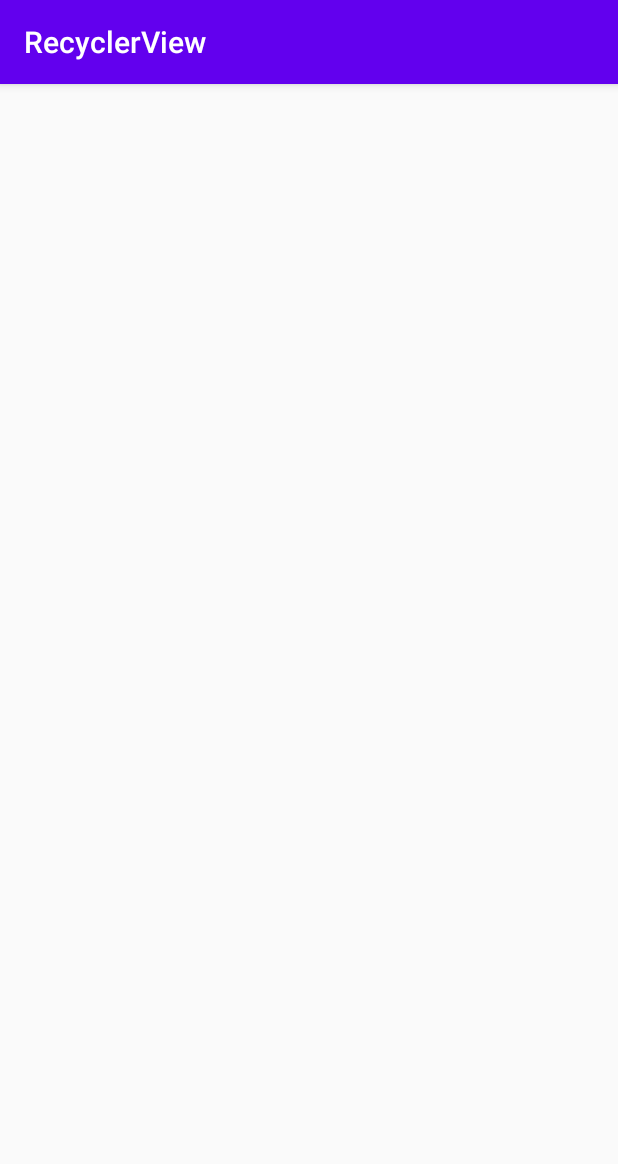
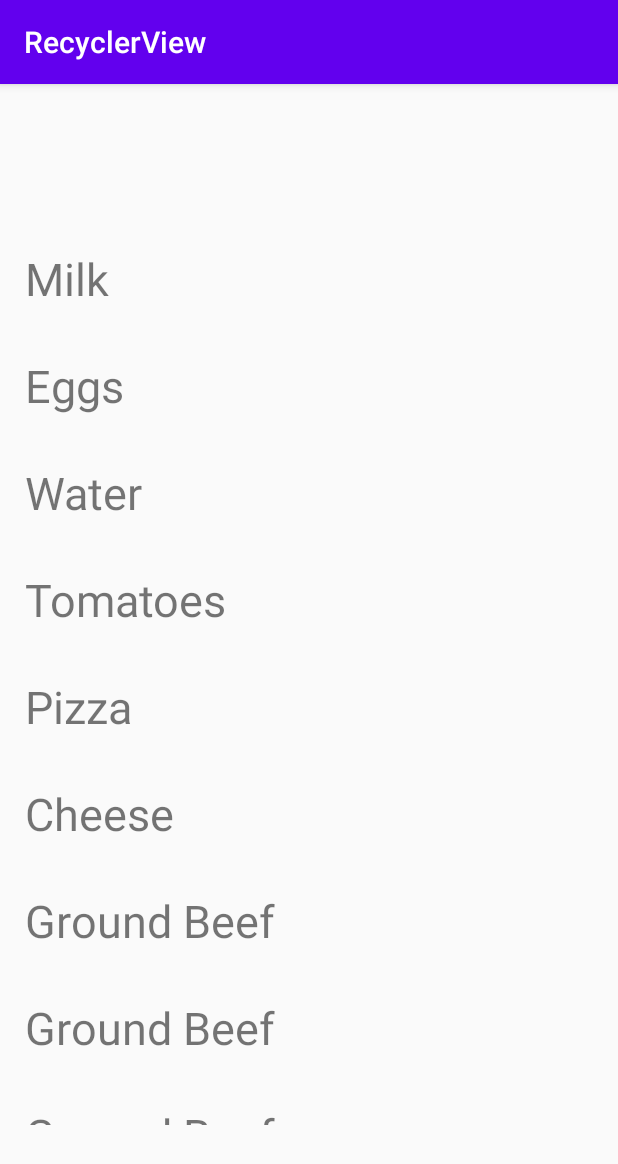
Before and after one commit to glitvak/lab-04, an Android app: the screen it shows after launch (MainActivity), on a phone screen of 412 x 824 dp. Shown: the top 1164 px of the screen. Run offline under Robolectric (Android 15) with nearby library versions, the phone set to English and light mode, and no system bars.

Commit message:
added more data
TODO: add more

```diff
--- a/app/build.gradle
+++ b/app/build.gradle
@@ -30,5 +30,6 @@ dependencies {
     testImplementation 'junit:junit:4.12'
     androidTestImplementation 'androidx.test.ext:junit:1.1.2'
     androidTestImplementation 'androidx.test.espresso:espresso-core:3.3.0'
-
+    implementation 'com.github.bumptech.glide:glide:4.11.0'
+    annotationProcessor 'com.github.bumptech.glide:compiler:4.11.0'
 }
--- a/app/src/main/AndroidManifest.xml
+++ b/app/src/main/AndroidManifest.xml
@@ -1,7 +1,6 @@
 <?xml version="1.0" encoding="utf-8"?>
 <manifest xmlns:android="http://schemas.android.com/apk/res/android"
     package="com.example.lab04">
-
     <application
         android:allowBackup="true"
         android:icon="@mipmap/ic_launcher"
@@ -9,6 +8,7 @@
         android:roundIcon="@mipmap/ic_launcher_round"
         android:supportsRtl="true"
         android:theme="@style/AppTheme">
+        <activity android:name=".MainActivity2" />
         <activity android:name=".MainActivity">
             <intent-filter>
                 <action android:name="android.intent.action.MAIN" />
--- a/app/src/main/java/com/example/lab04/ListAdapter.java
+++ b/app/src/main/java/com/example/lab04/ListAdapter.java
@@ -1,59 +1,76 @@
 package com.example.lab04;
 
 import android.content.Context;
+import android.content.Intent;
+import android.text.Layout;
 import android.view.LayoutInflater;
 import android.view.View;
 import android.view.ViewGroup;
+import android.widget.RelativeLayout;
+import android.widget.TextView;
 
 import androidx.annotation.NonNull;
 import androidx.recyclerview.widget.RecyclerView;
-import androidx.recyclerview.widget.RecyclerView.ViewHolder;
 
 import java.util.LinkedList;
 
-public class ListAdapter extends RecyclerView.Adapter<ListAdapter.WordViewHolder> {
+public class ListAdapter extends RecyclerView.Adapter<ListAdapter.ViewHolder> {
+    @NonNull
+    private LinkedList<String> name = new LinkedList<>();
+    private LinkedList<String> images = new LinkedList<>();
+    private LinkedList<String> price = new LinkedList<>();
+    private LinkedList<String> info = new LinkedList<>();
+    private Context context;
+    private LayoutInflater mInflater;
+
+    public ListAdapter(Context context, LinkedList<String> wordList, LinkedList<String> imgList, LinkedList<String> price, LinkedList<String> infoList) {
+
+        this.name = wordList;
+        this.images = imgList;
+        this.price = price;
+        this.info = infoList;
+        this.context = context;
+    }
+
     @NonNull
     @Override
-    private LinkedList<String> name = new LinkedList<>();
-    private LinkedList<String> mImages = new LinkedList<>();
-    private LinkedList<Double> price = new LinkedList<>();
-    private LinkedList<String> info = new LinkedList<>();
-    private Context mContext;
-
-    public ListAdapter(Context context, LinkedList<String> wordList, LinkedList<String> imgList, LinkedList<Double> price, LinkedList<String> infoList) {
-
-        this.name = wordList;
-        this.mImages = imgList;
-        this.price = price;
-        this.info = infoList;
-        this.mContext = context;
-    }
-
-    public ListAdapter.WordViewHolder onCreateViewHolder(@NonNull ViewGroup parent, int viewType) {
-        View view = LayoutInflater.from(parent.getContext()).inflate(R.layout.layout_listitem, parent, false);
+    public ViewHolder onCreateViewHolder(@NonNull ViewGroup parent, int viewType) {
+        View view = LayoutInflater.from(parent.getContext()).inflate(R.layout.layout_item, parent, false);
         ViewHolder holder = new ViewHolder(view);
         return holder;
     }
 
     @Override
-    public void onBindViewHolder(@NonNull ListAdapter.WordViewHolder holder, int position) {
+    public void onBindViewHolder(@NonNull ViewHolder holder, final int position) {
+        //String mCurrent = this.name.get(position);
+        holder.name.setText(this.name.get(position));
 
+        holder.parentLayout.setOnClickListener(new View.OnClickListener() {
+            @Override
+            public void onClick(View v) {
+                Intent intent = new Intent(context, MainActivity2.class);
+                intent.putExtra("item_name", name.get(position));
+                intent.putExtra("url", images.get(position));
+                intent.putExtra("item_desc", info.get(position));
+                intent.putExtra("item_price", price.get(position));
+                context.startActivity(intent);
+            }
+        });
     }
 
     @Override
     public int getItemCount() {
-        return 0;
+        return this.name.size();
     }
 
-    public class WordViewHolder extends ViewHolder implements View.OnClickListener {
+    public class ViewHolder extends RecyclerView.ViewHolder {
+        RelativeLayout parentLayout;
+        TextView name;
 
-        public WordViewHolder(@NonNull View itemView, ListAdapter adapter) {
+        public ViewHolder(@NonNull View itemView) {
             super(itemView);
-        }
-
-        @Override
-        public void onClick(View v) {
-
+            parentLayout = itemView.findViewById(R.id.parent_layout);
+            name = itemView.findViewById(R.id.textView3);
         }
     }
 }
--- a/app/src/main/java/com/example/lab04/MainActivity.java
+++ b/app/src/main/java/com/example/lab04/MainActivity.java
@@ -1,20 +1,20 @@
 package com.example.lab04;
 
 import androidx.appcompat.app.AppCompatActivity;
+import androidx.recyclerview.widget.LinearLayoutManager;
 import androidx.recyclerview.widget.RecyclerView;
 
 import android.os.Bundle;
+import android.util.Log;
 
 import java.util.LinkedList;
 
 public class MainActivity extends AppCompatActivity {
     private final LinkedList<String> wordList = new LinkedList<>();
     private final LinkedList<String> imgList = new LinkedList<>();
-    private final LinkedList<Double> priceList = new LinkedList<>();
+    private final LinkedList<String> priceList = new LinkedList<>();
     private final LinkedList<String> infoList = new LinkedList<>();
 
-    private RecyclerView mRecyclerView;
-    private ListAdapter mAdapter;
     /*
     ImageView image = findViewById(R.id.image);
         Glide.with(this)
@@ -29,17 +29,73 @@ public class MainActivity extends AppCompatActivity {
         setContentView(R.layout.activity_main);
 
         loadItems();
-        mRecyclerView = findViewById(R.id.recyclerview);
-        mAdapter = new ListAdapter(this, wordList, imgList, priceList, infoList);
 
     }
 
     private void loadItems() {
         wordList.add("Milk");
-        imgList.add("https://globalassets.starbucks.com/assets/296fe6da884c4919948a7d84fb128dbe.jpg?impolicy=1by1_wide_1242");
-        priceList.add(5.0);
-        infoList.add("A whitish liquid containing proteins, fats, lactose, and various vitamins and minerals that is produced by the mammary glands of all mature female mammals after they have given birth and serves as nourishment for their young. The milk of cows, goats, or other animals, used as food by humans.");
+        imgList.add("milk");
+        priceList.add("$5.00");
+        infoList.add("A whitish liquid containing proteins, fats, lactose, and various vitamins and minerals that is produced by the mammary glands of all mature female mammals.");
 
+        wordList.add("Eggs");
+        imgList.add("eggs");
+        priceList.add("$2.33");
+        infoList.add("Eggs are laid by female animals of many different species");
 
+        wordList.add("Water");
+        imgList.add("water");
+        priceList.add("$1.99");
+        infoList.add("Water is an inorganic, transparent, tasteless, odorless, and nearly colorless chemical substance");
+
+        wordList.add("Tomatoes");
+        imgList.add("tomato");
+        priceList.add("$3.00");
+        infoList.add("The tomato is the edible, often red berry of the plant Solanum lycopersicum, commonly known as a tomato plant.");
+
+        wordList.add("Pizza");
+        imgList.add("pizza");
+        priceList.add("$1.99");
+        infoList.add("savory dish of Italian origin consisting of a usually round, flattened base of leavened wheat-based dough topped with tomatoes, cheese, and often various other ingredients");
+
+        wordList.add("Cheese");
+        imgList.add("cheese");
+        priceList.add("$4.50");
+        infoList.add("dairy product, derived from milk and produced in wide ranges of flavours, textures and forms by coagulation of the milk protein casein.");
+
+        wordList.add("Ground Beef");
+        imgList.add("beef");
+        priceList.add("$5.00");
+        infoList.add("Ground beef, minced beef or beef mince is beef that has been finely chopped with a knife or a meat grinder or mincing machine.");
+
+        wordList.add("Ground Beef");
+        imgList.add("beef");
+        priceList.add("$5.00");
+        infoList.add("Ground beef, minced beef or beef mince is beef that has been finely chopped with a knife or a meat grinder or mincing machine.");
+
+        wordList.add("Ground Beef");
+        imgList.add("beef");
+        priceList.add("$5.00");
+        infoList.add("Ground beef, minced beef or beef mince is beef that has been finely chopped with a knife or a meat grinder or mincing machine.");
+
+        wordList.add("Ground Beef");
+        imgList.add("beef");
+        priceList.add("$5.00");
+        infoList.add("Ground beef, minced beef or beef mince is beef that has been finely chopped with a knife or a meat grinder or mincing machine.");
+
+        wordList.add("Ground Beef");
+        imgList.add("beef");
+        priceList.add("$5.00");
+        infoList.add("Ground beef, minced beef or beef mince is beef that has been finely chopped with a knife or a meat grinder or mincing machine.");
+
+        initRecyclerView();
+    }
+
+    private void initRecyclerView(){
+        RecyclerView recyleView = findViewById(R.id.recyclerview);
+        ListAdapter adapter = new ListAdapter(this, wordList, imgList, priceList, infoList);
+
+        recyleView.setAdapter(adapter);
+        recyleView.setLayoutManager(new LinearLayoutManager(this));
     }
 }
--- a/app/src/main/res/layout/activity_main.xml
+++ b/app/src/main/res/layout/activity_main.xml
@@ -9,11 +9,10 @@
     <androidx.recyclerview.widget.RecyclerView
         android:id="@+id/recyclerview"
         android:layout_width="409dp"
-        android:layout_height="729dp"
+        android:layout_height="600dp"
         android:layout_marginStart="1dp"
-        android:layout_marginTop="1dp"
+        android:layout_marginTop="20dp"
         android:layout_marginEnd="1dp"
-        android:layout_marginBottom="1dp"
         app:layout_constraintBottom_toBottomOf="parent"
         app:layout_constraintEnd_toEndOf="parent"
         app:layout_constraintStart_toStartOf="parent"
--- /dev/null
+++ b/app/src/main/res/layout/layout_item.xml
@@ -0,0 +1,17 @@
+<?xml version="1.0" encoding="utf-8"?>
+<RelativeLayout xmlns:android="http://schemas.android.com/apk/res/android"
+    xmlns:app="http://schemas.android.com/apk/res-auto"
+    xmlns:tools="http://schemas.android.com/tools"
+    android:id="@+id/parent_layout"
+    android:layout_width="match_parent"
+    android:layout_height="wrap_content"
+    android:orientation="vertical"
+    android:padding="15dp">
+
+    <TextView
+        android:id="@+id/textView3"
+        android:layout_width="match_parent"
+        android:layout_height="wrap_content"
+        android:text="TextView"
+        android:textSize="30sp" />
+</RelativeLayout>
```
Also changed, not shown: app/src/main/java/com/example/lab04/MainActivity2.java (added, +43 -0 lines), app/src/main/res/layout/activity_main2.xml (added, +38 -0 lines), app/src/main/res/drawable/beef.jpg (added), app/src/main/res/drawable/cheese.jpg (added), app/src/main/res/drawable/eggs.jpg (added), app/src/main/res/drawable/milk.jpeg (added), app/src/main/res/drawable/pizza.png (added), app/src/main/res/drawable/tomato.jpg (added), app/src/main/res/drawable/water.jpg (added), 1 other file.
